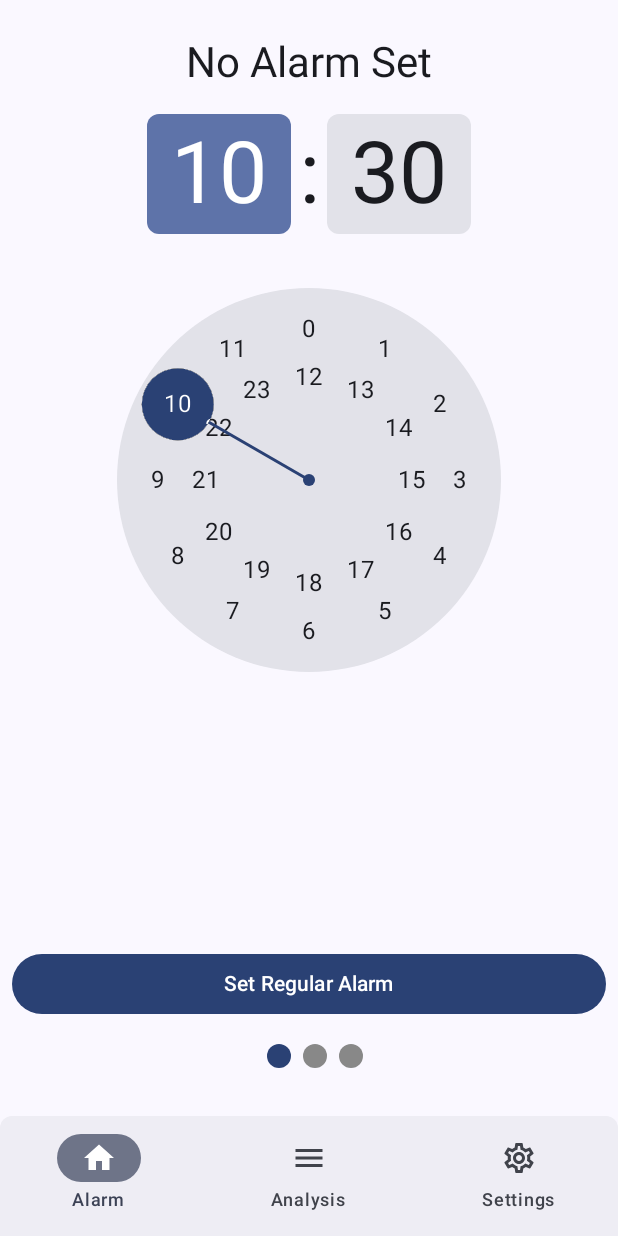
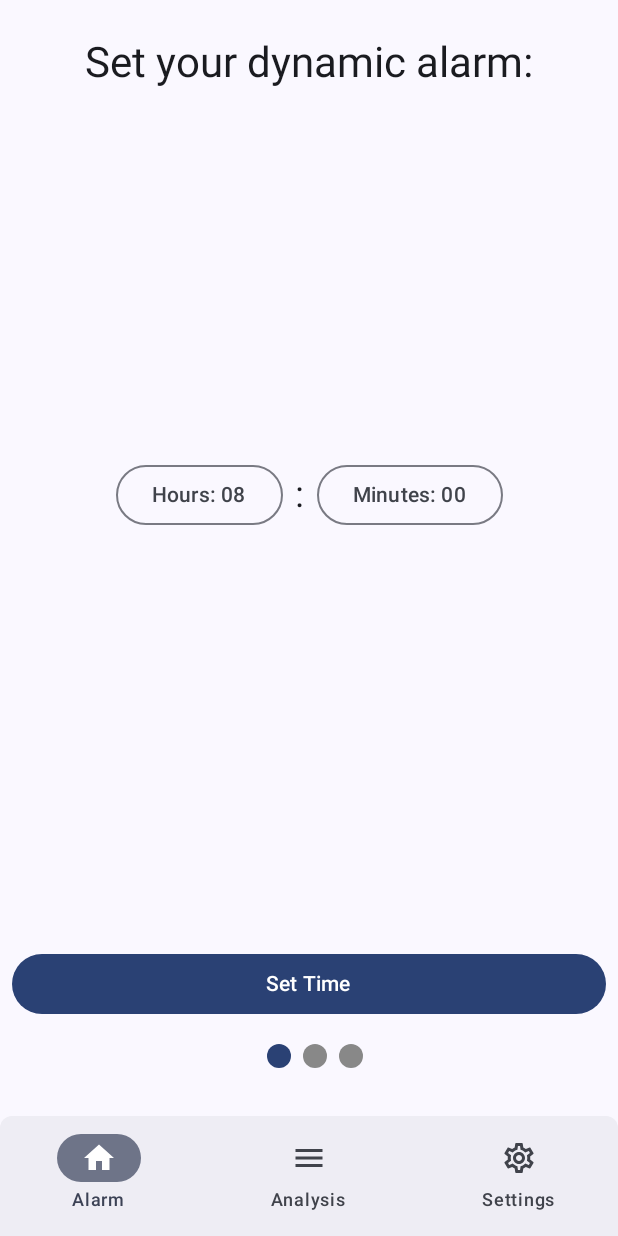
Before and after one commit to TheBowlCut/JetpackAlarm, an Android app built with Jetpack Compose: the screen it shows after launch (MainActivity), after a tap on "Cancel Regular Alarm", on a phone screen of 412 x 824 dp. Run offline under Robolectric (Android 15) with nearby library versions, the phone set to English and light mode, and no system bars; 2 other taps on this screen came first.

Commit message:
14/08/2024 MainActivity.kt navigation of alarm functions amended so pager state automatically scrolls to next alarm when set. When cancelled, recomposed back to main alarm screen

```diff
--- a/app/src/main/java/com/example/alarmtrial/MainActivity.kt
+++ b/app/src/main/java/com/example/alarmtrial/MainActivity.kt
@@ -36,6 +36,7 @@ import androidx.compose.foundation.layout.padding
 import androidx.compose.foundation.layout.size
 import androidx.compose.foundation.layout.wrapContentSize
 import androidx.compose.foundation.pager.HorizontalPager
+import androidx.compose.foundation.pager.PagerState
 import androidx.compose.foundation.pager.rememberPagerState
 import androidx.compose.foundation.shape.CircleShape
 import androidx.compose.foundation.shape.RoundedCornerShape
@@ -63,6 +64,7 @@ import androidx.compose.material3.TimePickerState
 import androidx.compose.material3.TopAppBar
 import androidx.compose.runtime.Composable
 import androidx.compose.runtime.DisposableEffect
+import androidx.compose.runtime.LaunchedEffect
 import androidx.compose.runtime.getValue
 import androidx.compose.runtime.mutableStateOf
 import androidx.compose.runtime.remember
@@ -89,6 +91,7 @@ import androidx.navigation.compose.NavHost
 import androidx.navigation.compose.composable
 import androidx.navigation.compose.rememberNavController
 import com.example.alarmtrial.ui.theme.AlarmTrialTheme
+import kotlinx.coroutines.launch
 import java.time.LocalTime
 import java.util.Calendar
 import java.util.Locale
@@ -275,7 +278,8 @@ fun AlarmNavigation(navController:NavHostController, activity: AppCompatActivity
     }
 }
 
-@OptIn(ExperimentalMaterial3Api::class, ExperimentalFoundationApi::class)
+@OptIn(ExperimentalMaterial3Api::class,
+    ExperimentalFoundationApi::class)
 @Composable
 fun AlarmScreen(activity: AppCompatActivity,
                 alarmViewModel: AlarmViewModel,
@@ -287,6 +291,32 @@ fun AlarmScreen(activity: AppCompatActivity,
     val pagerState = rememberPagerState(pageCount = { 3 })
     val scope = rememberCoroutineScope()
 
+
+    if (dynBoolViewModel.dynAlarmSet) {
+        LaunchedEffect(Unit){
+        scope.launch {
+            pagerState.animateScrollToPage(1)
+            }
+        }
+    }
+    if (regBoolViewModel.regAlarmSet) {
+        LaunchedEffect(Unit){
+            scope.launch {
+                pagerState.animateScrollToPage(2)
+            }
+        }
+    }
+
+    if (dynBoolViewModel.cancelAll) {
+        LaunchedEffect(Unit){
+            scope.launch {
+                pagerState.animateScrollToPage(0)
+                dynBoolViewModel.cancelAll = false
+            }
+        }
+    }
+
+
     Box(
         modifier = Modifier.fillMaxSize()
     ) {
@@ -295,24 +325,30 @@ fun AlarmScreen(activity: AppCompatActivity,
             state = pagerState,
             modifier = Modifier
                 .fillMaxSize()
-                .padding(bottom = 32.dp) // Adjust padding to ensure space for indicators
+                .padding(bottom = 32.dp), // Adjust padding to ensure space for indicators
+            userScrollEnabled = false
         ) { page ->
             when (page) {
-                0 -> RegularAlarmScreen(
+
+                0 -> DynamicAlarmScreen(
+                    dynamicViewModel,
+                    dynBoolViewModel,
+                    regBoolViewModel,
+                    activity
+                )
+
+                1 -> RegularAlarmScreen(
                     activity = activity,
                     alarmViewModel,
                     regBoolViewModel,
                     dynBoolViewModel
                 )
 
-                1 -> DynamicAlarmScreen(
-                    dynamicViewModel,
-                    dynBoolViewModel,
+                2 -> SleepScreen(
+                    activity,
                     regBoolViewModel,
-                    activity
+                    dynBoolViewModel
                 )
-
-                2 -> SleepScreen()
             }
         }
 
@@ -337,6 +373,134 @@ fun AlarmScreen(activity: AppCompatActivity,
                         .background(color)
                 )
             }
+        }
+    }
+}
+
+@Composable
+fun DynamicAlarmScreen(
+    dynViewModel: DynamicViewModel,
+    dynBoolViewModel: DBoolViewModel,
+    regBoolViewModel: ABoolViewModel,
+    activity: AppCompatActivity
+) {
+
+    var hour by remember { mutableStateOf(8) }
+    var minute by remember { mutableStateOf(0) }
+    var timeRemaining by remember { mutableStateOf(0L) }
+    var isPaused by remember { mutableStateOf(false)}
+
+    //This captures the user selected time and keeps in place through recomposition
+    var selectedCntDown by remember {
+        dynViewModel::dynAlarmTime
+    }
+
+    var dynAlarmSet by remember {
+        dynBoolViewModel::dynAlarmSet
+    }
+
+    // DisposableEffect is used to handle side effects that need explicit cleanup when
+    // the composable leaves the composition. Useful for starting and stopping receivers,
+    // sensors etc.
+    DisposableEffect(Unit) {
+        val receiver = object : BroadcastReceiver() {
+            override fun onReceive(context: Context?, intent: Intent?) {
+                val time = intent?.getLongExtra(CountdownTimer.EXTRA_TIME_REMAINING, 0L) ?: 0L
+                val isPausedReceived =
+                    intent?.getBooleanExtra(CountdownTimer.EXTRA_PAUSE_STATE, false) ?: false
+                if (!isPausedReceived) {
+                    timeRemaining = time
+                }
+                isPaused = isPausedReceived
+            }
+        }
+        val filter = IntentFilter(CountdownTimer.COUNTDOWN_BR)
+        LocalBroadcastManager.getInstance(activity).registerReceiver(receiver, filter)
+
+        onDispose {
+            LocalBroadcastManager.getInstance(activity).unregisterReceiver(receiver)
+        }
+    }
+
+    Column(
+        modifier = Modifier
+            .fillMaxSize()
+            .padding(8.dp)
+            .navigationBarsPadding()
+        , verticalArrangement = Arrangement.Top
+        , horizontalAlignment = Alignment.CenterHorizontally
+    ) {
+
+        Spacer(modifier = Modifier.padding(8.dp))
+
+        if (dynAlarmSet){
+            Text(
+                text = "Sleep Timer: $selectedCntDown",
+                style = MaterialTheme.typography.headlineMedium
+            )
+            Spacer(modifier = Modifier.padding(8.dp))
+            Text(
+                text = "Time Remaining: $timeRemaining seconds",
+                style = MaterialTheme.typography.headlineMedium
+            )
+        } else {
+            Text(
+                text = "Set your dynamic alarm:",
+                style = MaterialTheme.typography.headlineMedium
+            )
+        }
+
+        Box(
+            modifier = Modifier
+                .weight(1f)
+            , contentAlignment = Center
+        ) {
+            DynAlarmPicker(
+                hour = hour,
+                minute = minute,
+                onTimeChange = { newHour, newMinute ->
+                    hour = newHour
+                    minute = newMinute
+                }
+            )
+        }
+
+        Spacer(modifier = Modifier
+            .height(8.dp))
+
+        if(!dynAlarmSet) {
+            Button(
+                onClick = {
+                    // First check if permission is granted fpr Activity Recognition
+                    permissionChecker(activity)
+                    powerModeCheck(activity)
+
+                    selectedCntDown = String.format("%02d:%02d", hour, minute)
+                    ConvertToMilli(hour, minute, activity as ConvertToMilliCallback)
+                    dynAlarmSet = !dynAlarmSet
+                },
+                modifier = Modifier
+                    .padding(vertical = 24.dp)
+                    .fillMaxWidth()
+            ) {
+                Text(text = "Set Time")
+            }
+        }
+
+        if(dynAlarmSet){
+            Button(
+                onClick = {
+                    // Stop the countdown service
+                    cancelAlarm(activity, dynBoolViewModel, regBoolViewModel)
+                    isPaused = false
+                },
+                modifier = Modifier
+                    .padding(vertical = 24.dp)
+                    .fillMaxWidth()
+            ) {
+                Text(text = "Cancel Timer")
+            }
+
         }
     }
 }
@@ -449,141 +613,48 @@ fun RegularAlarmScreen(
 }
 
 @Composable
-fun DynamicAlarmScreen(
-    dynViewModel: DynamicViewModel,
-    dynBoolViewModel: DBoolViewModel,
+fun SleepScreen(
+    activity: AppCompatActivity,
     regBoolViewModel: ABoolViewModel,
-    activity: AppCompatActivity
+    dynBoolViewModel: DBoolViewModel
 ) {
 
-    var hour by remember { mutableStateOf(8) }
-    var minute by remember { mutableStateOf(0) }
-    var timeRemaining by remember { mutableStateOf(0L) }
-    var isPaused by remember { mutableStateOf(false)}
+    Box(
+        modifier = Modifier
+            .padding(8.dp)
+            .fillMaxSize()
+            .navigationBarsPadding(), contentAlignment = TopCenter
+    ) {
+        Column(
+            horizontalAlignment =
+            Alignment.CenterHorizontally
+        ) {
 
-    //This captures the user selected time and keeps in place through recomposition
-    var selectedCntDown by remember {
-        dynViewModel::dynAlarmTime
-    }
+            Spacer(modifier = Modifier.padding(8.dp))
 
-    var dynAlarmSet by remember {
-        dynBoolViewModel::dynAlarmSet
-    }
-
-    // DisposableEffect is used to handle side effects that need explicit cleanup when
-    // the composable leaves the composition. Useful for starting and stopping receivers,
-    // sensors etc.
-    DisposableEffect(Unit) {
-        val receiver = object : BroadcastReceiver() {
-            override fun onReceive(context: Context?, intent: Intent?) {
-                val time = intent?.getLongExtra(CountdownTimer.EXTRA_TIME_REMAINING, 0L) ?: 0L
-                val isPausedReceived =
-                    intent?.getBooleanExtra(CountdownTimer.EXTRA_PAUSE_STATE, false) ?: false
-                if (!isPausedReceived) {
-                    timeRemaining = time
-                }
-                isPaused = isPausedReceived
-            }
-        }
-        val filter = IntentFilter(CountdownTimer.COUNTDOWN_BR)
-        LocalBroadcastManager.getInstance(activity).registerReceiver(receiver, filter)
-
-        onDispose {
-            LocalBroadcastManager.getInstance(activity).unregisterReceiver(receiver)
-        }
-    }
-
-    Column(
-        modifier = Modifier
-            .fillMaxSize()
-            .padding(8.dp)
-            .navigationBarsPadding()
-        , verticalArrangement = Arrangement.Top
-        , horizontalAlignment = Alignment.CenterHorizontally
-    ) {
-
-        Spacer(modifier = Modifier.padding(8.dp))
-
-        if (dynAlarmSet){
             Text(
-                text = "Sleep Timer: $selectedCntDown",
+                text = "Sleep well...",
                 style = MaterialTheme.typography.headlineMedium
             )
-            Spacer(modifier = Modifier.padding(8.dp))
-            Text(
-                text = "Time Remaining: $timeRemaining seconds",
-                style = MaterialTheme.typography.headlineMedium
+
+            //Spacer to push the button to bottom of screen
+            Spacer(modifier = Modifier
+                .weight(0.25f)
             )
-        } else {
-            Text(
-                text = "No Alarm Set",
-                style = MaterialTheme.typography.headlineMedium
-            )
-        }
 
-        Box(
-            modifier = Modifier
-                .weight(1f)
-            , contentAlignment = Center
-        ) {
-            DynAlarmPicker(
-                hour = hour,
-                minute = minute,
-                onTimeChange = { newHour, newMinute ->
-                    hour = newHour
-                    minute = newMinute
-                }
-            )
-        }
-
-        Spacer(modifier = Modifier
-            .height(8.dp))
-
-        if(!dynAlarmSet) {
             Button(
                 onClick = {
-                    // First check if permission is granted fpr Activity Recognition
-                    permissionChecker(activity)
-                    powerModeCheck(activity)
-
-                    selectedCntDown = String.format("%02d:%02d", hour, minute)
-                    ConvertToMilli(hour, minute, activity as ConvertToMilliCallback)
-                    dynAlarmSet = !dynAlarmSet
+                    cancelAlarm(activity,dynBoolViewModel,regBoolViewModel)
                 },
                 modifier = Modifier
                     .padding(vertical = 24.dp)
                     .fillMaxWidth()
+
             ) {
-                Text(text = "Set Time")
-            }
-        }
-
-        if(dynAlarmSet){
-            Button(
-                onClick = {
-                    // Stop the countdown service
-                    cancelAlarm(activity, dynBoolViewModel, regBoolViewModel)
-                    //dynAlarmSet = !dynAlarmSet
-                    isPaused = false
-                },
-                modifier = Modifier
-                    .padding(vertical = 24.dp)
-                    .fillMaxWidth()
-            ) {
-                Text(text = "Cancel Timer")
+                Text("Cancel Regular Alarm")
             }
 
         }
-    }
-}
-
-@Composable
-fun SleepScreen() {
-    Box(
-        modifier = Modifier.fillMaxSize(),
-        contentAlignment = Alignment.Center
-    ) {
-        Text(text = "Sleep Alarm")
     }
 }
 
@@ -636,6 +707,8 @@ fun cancelAlarm (
     // Stop the countdown service
     val intent = Intent(context, CountdownTimer::class.java)
     context.stopService(intent)
+
+    dynBoolViewModel.cancelAll = true
 
 }
 
@@ -767,4 +840,7 @@ class DynamicViewModel : ViewModel() {
 
 class DBoolViewModel : ViewModel() {
     var dynAlarmSet: Boolean by  mutableStateOf(false)
+    // currentPage state to reset when cancel button pressed
+    var cancelAll: Boolean by  mutableStateOf(false)
+
 }
```
